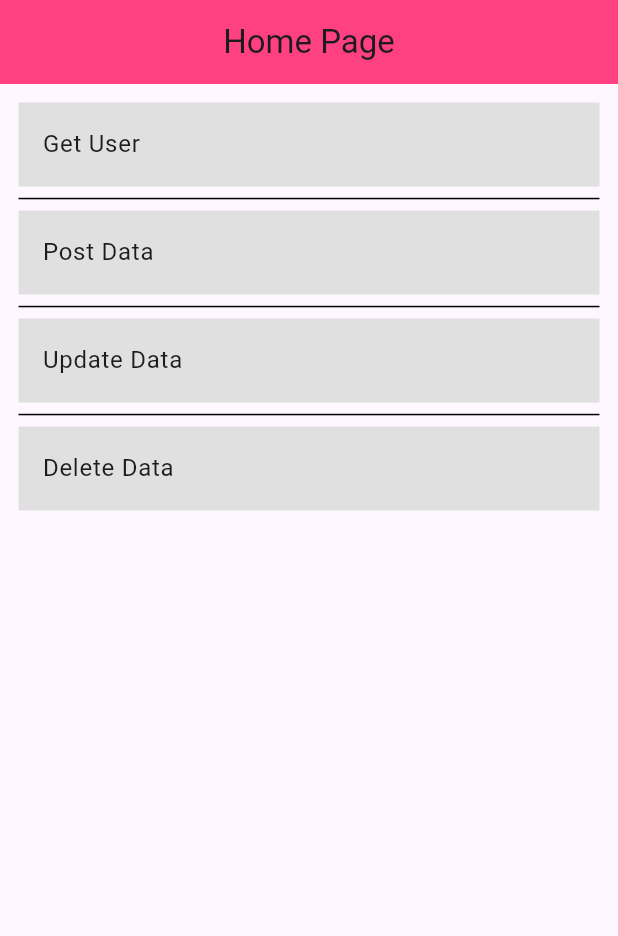
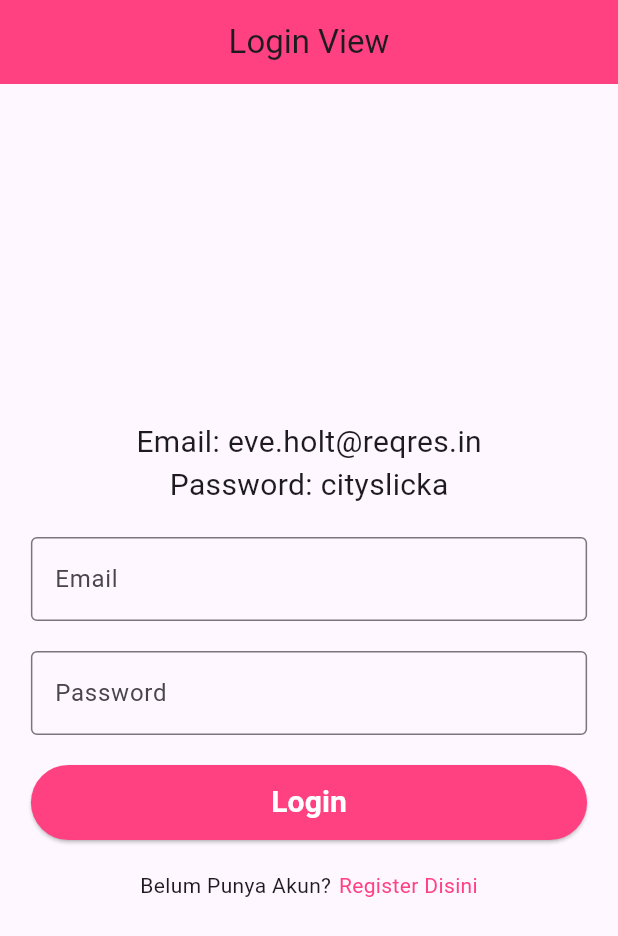
Before and after one commit to syafiulhuda/flutter_http_using_bloc_pattern, a Flutter app: the screen it shows after launch, on a phone screen of 412 x 824 dp. Shown: the top 936 px of the screen. Run offline on Flutter 3.47's test engine with Material 3 defaults, Android fonts, the phone set to English and light mode, and no system bars; our stand-ins replace bloc, equatable, flutter_bloc.

Commit message:
add register & login view

```diff
--- /dev/null
+++ b/lib/bloc/login/login_bloc.dart
@@ -0,0 +1,52 @@
+// ignore_for_file: avoid_print
+
+import 'dart:convert';
+
+import 'package:bloc/bloc.dart';
+import 'package:equatable/equatable.dart';
+import 'package:flutter_http_request/models/post_user.dart';
+import 'package:flutter_http_request/models/register_user.dart';
+
+import 'package:http/http.dart' as http;
+
+part 'login_event.dart';
+part 'login_state.dart';
+
+class LoginBloc extends Bloc<LoginEvent, LoginState> {
+  LoginBloc() : super(LoginInitial()) {
+    on<LoginUser>(_loginUser);
+  }
+
+  void _loginUser(LoginUser event, Emitter<LoginState> emit) async {
+    emit(LoginLoading());
+
+    try {
+      Uri url = Uri.parse("https://reqres.in/api/login");
+
+      var response = await http.post(
+        url,
+        headers: {
+          'Content-Type': 'application/json',
+        },
+        body: event.loginUser.toJson(),
+      );
+
+      Map<String, dynamic> data = json.decode(response.body);
+
+      if (response.statusCode == 200 ||
+          data.containsKey('token') ||
+          data['token'] != null) {
+        print('Response status: ${response.statusCode}');
+        print('Response body: ${response.body}');
+
+        RegisterNewUser loginData = RegisterNewUser.fromMap(data);
+
+        emit(LoginSuccess(userLogin: loginData));
+      } else {
+        emit(const LoginError(message: "Failed to Login"));
+      }
+    } catch (e) {
+      emit(LoginError(message: "Error: $e"));
+    }
+  }
+}
--- /dev/null
+++ b/lib/bloc/login/login_event.dart
@@ -0,0 +1,17 @@
+part of 'login_bloc.dart';
+
+sealed class LoginEvent extends Equatable {
+  const LoginEvent();
+
+  @override
+  List<Object> get props => [];
+}
+
+class LoginUser extends LoginEvent {
+  final RegisterNewUser loginUser;
+
+  const LoginUser({required this.loginUser});
+
+  @override
+  List<Object> get props => [loginUser];
+}
--- /dev/null
+++ b/lib/bloc/login/login_state.dart
@@ -0,0 +1,30 @@
+part of 'login_bloc.dart';
+
+sealed class LoginState extends Equatable {
+  const LoginState();
+
+  @override
+  List<Object> get props => [];
+}
+
+final class LoginInitial extends LoginState {}
+
+final class LoginLoading extends LoginState {}
+
+final class LoginSuccess extends LoginState {
+  final RegisterNewUser userLogin;
+
+  const LoginSuccess({required this.userLogin});
+
+  @override
+  List<Object> get props => [userLogin];
+}
+
+final class LoginError extends LoginState {
+  final String message;
+
+  const LoginError({required this.message});
+
+  @override
+  List<Object> get props => [message];
+}
--- /dev/null
+++ b/lib/bloc/register_user/register_user_bloc.dart
@@ -0,0 +1,56 @@
+// ignore_for_file: avoid_print
+
+import 'dart:convert';
+
+import 'package:bloc/bloc.dart';
+import 'package:equatable/equatable.dart';
+import 'package:flutter_http_request/models/register_user.dart';
+
+import 'package:http/http.dart' as http;
+
+part 'register_user_event.dart';
+part 'register_user_state.dart';
+
+class RegisterUserBloc extends Bloc<RegisterUserEvent, RegisterUserState> {
+  RegisterUserBloc() : super(RegisterUserInitial()) {
+    on<RegisterUser>(_registerUser);
+  }
+
+  void _registerUser(
+      RegisterUser event, Emitter<RegisterUserState> emit) async {
+    emit(RegisterUserLoading());
+
+    try {
+      Uri url = Uri.parse("https://reqres.in/api/register");
+
+      var response = await http.post(
+        url,
+        headers: {
+          'Content-Type': 'application/json',
+        },
+        body: event.registerNewUser.toJson(),
+      );
+
+      if (response.statusCode == 200) {
+        print('Response status: ${response.statusCode}');
+        print('Response body: ${response.body}');
+
+        Map<String, dynamic> data = json.decode(response.body);
+
+        if (data.containsKey('token') && data['token'] != null) {
+          RegisterNewUser user = RegisterNewUser.fromMap(data);
+
+          emit(RegisterUserLoaded(registerUser: user));
+        } else {
+          emit(const RegisterUserError(message: "Token not found in response"));
+        }
+      } else {
+        emit(const RegisterUserError(message: "Failed to register"));
+      }
+    } catch (e) {
+      emit(
+        RegisterUserError(message: "Failed to register: $e"),
+      );
+    }
+  }
+}
--- /dev/null
+++ b/lib/bloc/register_user/register_user_event.dart
@@ -0,0 +1,18 @@
+// ignore_for_file: public_member_api_docs, sort_constructors_first
+part of 'register_user_bloc.dart';
+
+sealed class RegisterUserEvent extends Equatable {
+  const RegisterUserEvent();
+
+  @override
+  List<Object> get props => [];
+}
+
+class RegisterUser extends RegisterUserEvent {
+  final RegisterNewUser registerNewUser;
+
+  const RegisterUser({required this.registerNewUser});
+
+  @override
+  List<Object> get props => [registerNewUser];
+}
--- /dev/null
+++ b/lib/bloc/register_user/register_user_state.dart
@@ -0,0 +1,30 @@
+part of 'register_user_bloc.dart';
+
+sealed class RegisterUserState extends Equatable {
+  const RegisterUserState();
+
+  @override
+  List<Object> get props => [];
+}
+
+final class RegisterUserInitial extends RegisterUserState {}
+
+final class RegisterUserLoading extends RegisterUserState {}
+
+final class RegisterUserLoaded extends RegisterUserState {
+  final RegisterNewUser registerUser;
+
+  const RegisterUserLoaded({required this.registerUser});
+
+  @override
+  List<Object> get props => [registerUser];
+}
+
+final class RegisterUserError extends RegisterUserState {
+  final String message;
+
+  const RegisterUserError({required this.message});
+
+  @override
+  List<Object> get props => [message];
+}
--- a/lib/main.dart
+++ b/lib/main.dart
@@ -7,6 +7,8 @@ import 'package:flutter_http_request/bloc/create_data/create_data_bloc.dart';
 import 'package:flutter_http_request/bloc/delete_user/delete_user_bloc.dart';
 import 'package:flutter_http_request/bloc/get_data/get_data_bloc.dart';
 import 'package:flutter_http_request/bloc/get_list_data/get_list_data_bloc.dart';
+import 'package:flutter_http_request/bloc/login/login_bloc.dart';
+import 'package:flutter_http_request/bloc/register_user/register_user_bloc.dart';
 import 'package:flutter_http_request/bloc/update_data/update_data_bloc.dart';
 
 // ! Handling CERTIFICATE_VERIFY_FAILED
@@ -32,6 +34,12 @@ class MyApp extends StatelessWidget {
     return MultiBlocProvider(
       providers: [
         BlocProvider(
+          create: (context) => RegisterUserBloc(),
+        ),
+        BlocProvider(
+          create: (context) => LoginBloc(),
+        ),
+        BlocProvider(
           create: (context) => GetDataBloc(),
         ),
         BlocProvider(
--- /dev/null
+++ b/lib/models/register_user.dart
@@ -0,0 +1,34 @@
+import 'dart:convert';
+
+class RegisterNewUser {
+  final String email;
+  final String password;
+  final int? id; // nullable
+  final String? token; // nullable
+
+  RegisterNewUser({
+    required this.email,
+    required this.password,
+    this.id,
+    this.token,
+  });
+
+  factory RegisterNewUser.fromJson(String str) =>
+      RegisterNewUser.fromMap(json.decode(str));
+
+  String toJson() => json.encode(toMap());
+
+  factory RegisterNewUser.fromMap(Map<String, dynamic> json) => RegisterNewUser(
+        email: json['email'] ?? '',
+        password: json['password'] ?? '',
+        id: json['id'] ?? 0,
+        token: json['token'] ?? '', // nullable
+      );
+
+  Map<String, dynamic> toMap() => {
+        "email": email,
+        "password": password,
+        "id": id,
+        "token": token,
+      };
+}
--- a/lib/routes/routes.dart
+++ b/lib/routes/routes.dart
@@ -4,12 +4,16 @@ import 'package:flutter_http_request/bloc/create_data/create_data_bloc.dart';
 import 'package:flutter_http_request/bloc/delete_user/delete_user_bloc.dart';
 
 import 'package:flutter_http_request/bloc/get_data/get_data_bloc.dart';
+import 'package:flutter_http_request/bloc/login/login_bloc.dart';
+import 'package:flutter_http_request/bloc/register_user/register_user_bloc.dart';
 import 'package:flutter_http_request/bloc/update_data/update_data_bloc.dart';
 import 'package:flutter_http_request/views/delete_view.dart';
 import 'package:flutter_http_request/views/get_view.dart';
 import 'package:flutter_http_request/views/home_page.dart';
+import 'package:flutter_http_request/views/login_view.dart';
 import 'package:flutter_http_request/views/not_found_view.dart';
 import 'package:flutter_http_request/views/post_view.dart';
+import 'package:flutter_http_request/views/register_view.dart';
 import 'package:flutter_http_request/views/update_view.dart';
 
 class AppRouter {
@@ -19,10 +23,26 @@ class AppRouter {
   final CreateDataBloc createDataBloc = CreateDataBloc();
   final UpdateDataBloc updateDataBloc = UpdateDataBloc();
   final DeleteUserBloc deleteUserBloc = DeleteUserBloc();
+  final RegisterUserBloc registerUserBloc = RegisterUserBloc();
+  final LoginBloc loginBloc = LoginBloc();
 
   Route onGenereteRoute(RouteSettings settings) {
     switch (settings.name) {
       case "/":
+        return MaterialPageRoute(
+          builder: (context) => BlocProvider.value(
+            value: loginBloc,
+            child: const LoginView(),
+          ),
+        );
+      case "/register":
+        return MaterialPageRoute(
+          builder: (context) => BlocProvider.value(
+            value: registerUserBloc,
+            child: const RegisterView(),
+          ),
+        );
+      case "/home":
         return MaterialPageRoute(
           builder: (context) => const HomePage(),
         );
--- /dev/null
+++ b/lib/views/login_view.dart
@@ -0,0 +1,168 @@
+import 'package:flutter/material.dart';
+import 'package:flutter_bloc/flutter_bloc.dart';
+import 'package:flutter_http_request/bloc/login/login_bloc.dart';
+import 'package:flutter_http_request/models/register_user.dart';
+import 'package:flutter_http_request/views/home_page.dart';
+import 'package:flutter_http_request/views/register_view.dart';
+import 'package:flutter_http_request/widgets/app_bar_widget.dart';
+
+class LoginView extends StatelessWidget {
+  const LoginView({super.key});
+
+  @override
+  Widget build(BuildContext context) {
+    LoginBloc loginBloc = context.read<LoginBloc>();
+
+    TextEditingController emailControler = TextEditingController();
+    TextEditingController passControler = TextEditingController();
+
+    final mediaQuery = MediaQuery.of(context).size.width;
+
+    return Scaffold(
+      appBar: const AppBarWidget(title: "Login View"),
+      body: Center(
+        child: Padding(
+          padding: EdgeInsets.symmetric(horizontal: mediaQuery * 0.05),
+          child: ListView(
+            shrinkWrap: true,
+            children: [
+              const Center(
+                child: Text(
+                  "Email: eve.holt@reqres.in",
+                  style: TextStyle(
+                    fontSize: 20,
+                  ),
+                ),
+              ),
+              const Center(
+                child: Text(
+                  "Password: cityslicka",
+                  style: TextStyle(
+                    fontSize: 20,
+                  ),
+                ),
+              ),
+              const SizedBox(height: 20),
+              Column(
+                mainAxisSize: MainAxisSize.min,
+                mainAxisAlignment: MainAxisAlignment.center,
+                children: [
+                  TextField(
+                    controller: emailControler,
+                    autocorrect: false,
+                    keyboardType: TextInputType.emailAddress,
+                    decoration: const InputDecoration(
+                      labelText: "Email",
+                      border: OutlineInputBorder(),
+                    ),
+                  ),
+                  const SizedBox(height: 20),
+                  TextField(
+                    controller: passControler,
+                    autocorrect: false,
+                    obscureText: true,
+                    keyboardType: TextInputType.text,
+                    decoration: const InputDecoration(
+                      labelText: "Password",
+                      border: OutlineInputBorder(),
+                    ),
+                  ),
+                  const SizedBox(height: 20),
+                  BlocConsumer<LoginBloc, LoginState>(
+                    listener: (context, state) {
+                      if (state is LoginError) {
+                        ScaffoldMessenger.of(context).showSnackBar(
+                          SnackBar(
+                            duration: const Duration(seconds: 2),
+                            content: Text(state.message),
+                          ),
+                        );
+                      } else if (state is LoginSuccess) {
+                        ScaffoldMessenger.of(context).showSnackBar(
+                          SnackBar(
+                            duration: const Duration(seconds: 2),
+                            content:
+                                Text("Login Success${state.userLogin.token!}"),
+                          ),
+                        );
+
+                        Navigator.pushReplacement(
+                          context,
+                          MaterialPageRoute(
+                            builder: (context) => const HomePage(),
+                          ),
+                        );
+                      }
+                    },
+                    listenWhen: (previous, current) {
+                      return current is LoginError || current is LoginSuccess;
+                    },
+                    builder: (context, state) {
+                      if (state is LoginLoading) {
+                        return const Center(
+                          child: CircularProgressIndicator(),
+                        );
+                      }
+
+                      return ElevatedButton(
+                        style: ElevatedButton.styleFrom(
+                          backgroundColor: Colors.pinkAccent,
+                          minimumSize: const Size(
+                            double.infinity,
+                            50,
+                          ),
+                        ),
+                        onPressed: () {
+                          loginBloc.add(
+                            LoginUser(
+                              loginUser: RegisterNewUser(
+                                email: emailControler.text,
+                                password: passControler.text,
+                              ),
+                            ),
+                          );
+                        },
+                        child: const Text(
+                          "Login",
+                          style: TextStyle(
+                            color: Colors.white,
+                            fontWeight: FontWeight.bold,
+                            fontSize: 20,
+                          ),
+                        ),
+                      );
+                    },
+                  ),
+                  const SizedBox(height: 20),
+                  Center(
+                    child: Row(
+                      mainAxisAlignment: MainAxisAlignment.center,
+                      children: [
+                        const Text("Belum Punya Akun?"),
+                        const SizedBox(width: 5),
+                        InkWell(
+                          onTap: () {
+                            Navigator.pushReplacement(
+                              context,
+                              MaterialPageRoute(
+                                builder: (context) => const RegisterView(),
+                              ),
+                            );
+                          },
+                          child: const Text(
+                            "Register Disini",
+                            style: TextStyle(color: Colors.pinkAccent),
+                          ),
+                        ),
+                      ],
+                    ),
+                  ),
+                ],
+              ),
+            ],
+          ),
+        ),
+      ),
+    );
+  }
+}
```
Also changed, not shown: lib/views/register_view.dart (added, +144 -0 lines).
